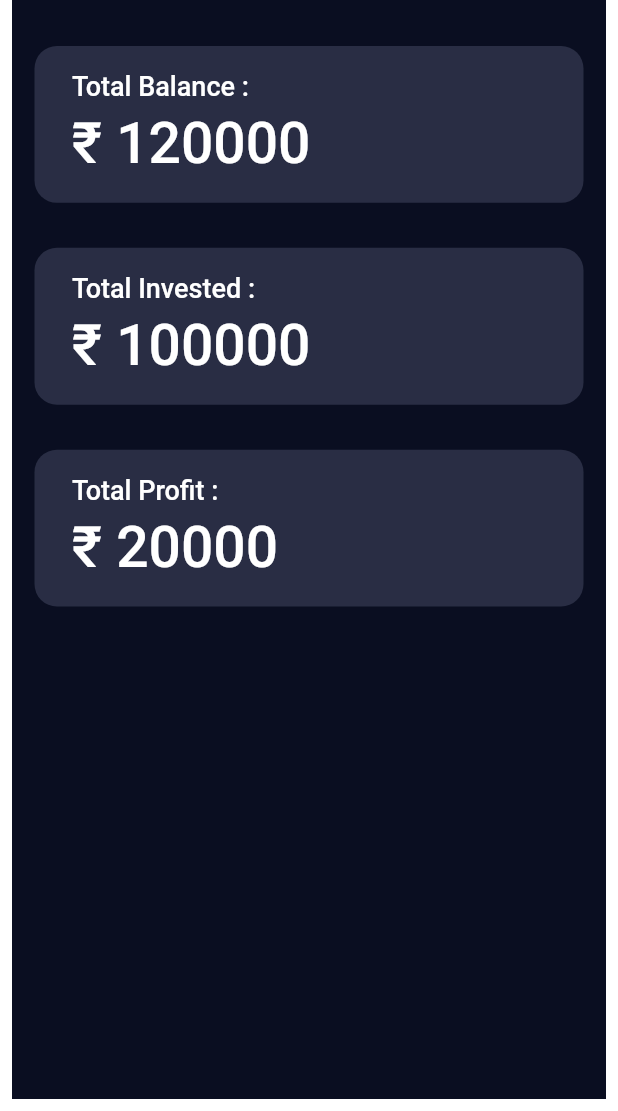
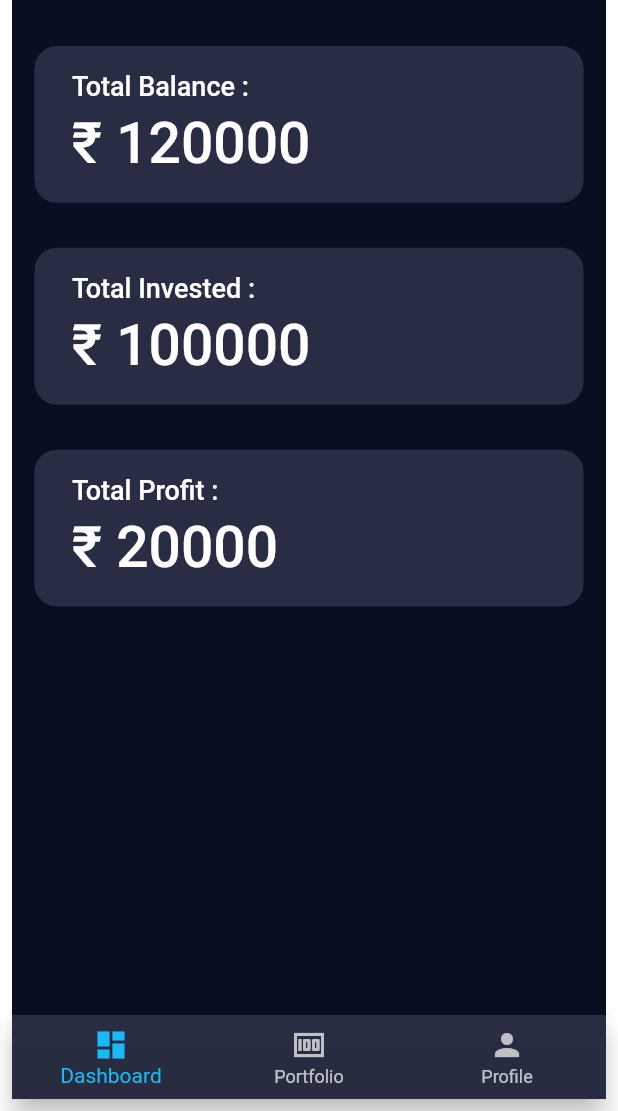
Before and after one commit to yashraj0408/Money_Mate, a Flutter app: the screen it shows after launch, on a phone screen of 412 x 824 dp, the part 125-1236 px from its top. Run offline on Flutter 3.47's test engine with Material 2 defaults, Android fonts, the phone set to English and light mode, and no system bars; our stand-ins replace animated_text_kit, firebase_auth, firebase_core, modal_progress_hud_nsn; accounts and stored records are empty.

```diff
--- a/lib/screens/dashboard.dart
+++ b/lib/screens/dashboard.dart
@@ -8,6 +8,14 @@ class Dashboard extends StatefulWidget {
 }
 
 class _DashboardState extends State<Dashboard> {
+  int _selectedIndex = 0;
+
+  void _onItemTapped(int index) {
+    setState(() {
+      _selectedIndex = index;
+    });
+  }
+
   @override
   Widget build(BuildContext context) {
     return Padding(
@@ -150,6 +158,28 @@ class _DashboardState extends State<Dashboard> {
             ],
           ),
         ),
+        bottomNavigationBar: BottomNavigationBar(
+          currentIndex: _selectedIndex,
+          onTap: _onItemTapped,
+          // backgroundColor: Color.fromRGBO(71, 76, 102, 0.49),
+          backgroundColor: kCardColor,
+          // selectedItemColor: Color.fromRGBO(141, 72, 228, 0.49),
+          selectedItemColor: kLightBlue,
+          items: const [
+            BottomNavigationBarItem(
+              icon: Icon(Icons.dashboard),
+              label: 'Dashboard',
+            ),
+            BottomNavigationBarItem(
+              icon: Icon(Icons.money),
+              label: 'Portfolio',
+            ),
+            BottomNavigationBarItem(
+              icon: Icon(Icons.person),
+              label: 'Profile',
+            ),
+          ],
+        ),
       ),
     );
   }
```
